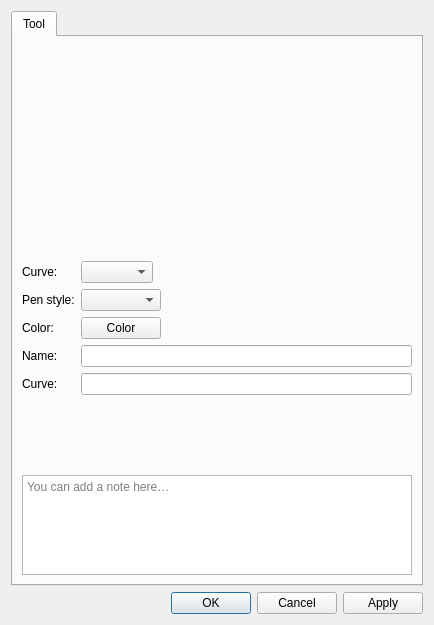
Above: src/libs/vtools/dialogs/tools/dialogparallelcurve.ui from equinox-patterns/Ostara before the change. Below: the same form after it.
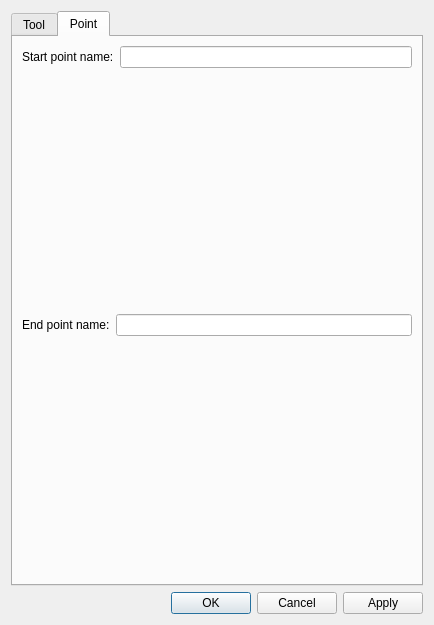
That is the form after the change. The open tabs and pages were chosen to show the change. Icons and pictures are not drawn. Custom widgets are drawn as their Qt base class.

Commit message: Add start/end points to ParallelCurve and GraduatedCurve

```diff
--- a/src/libs/vtools/dialogs/tools/dialogparallelcurve.ui
+++ b/src/libs/vtools/dialogs/tools/dialogparallelcurve.ui
@@ -192,6 +192,49 @@
        </item>
       </layout>
      </widget>
+     <widget class="QWidget" name="tabPoint">
+      <attribute name="title">
+       <string>Point</string>
+      </attribute>
+      <layout class="QVBoxLayout" name="verticalLayoutPoint">
+       <item>
+        <layout class="QFormLayout" name="formLayoutStartPoint">
+         <property name="fieldGrowthPolicy">
+          <enum>QFormLayout::ExpandingFieldsGrow</enum>
+         </property>
+         <item row="0" column="0">
+          <widget class="QLabel" name="labelStartPointName">
+           <property name="text">
+            <string>Start point name:</string>
+           </property>
+          </widget>
+         </item>
+         <item row="0" column="1">
+          <widget class="QLineEdit" name="lineEditStartPointName">
+          </widget>
+         </item>
+        </layout>
+       </item>
+       <item>
+        <layout class="QFormLayout" name="formLayoutEndPoint">
+         <property name="fieldGrowthPolicy">
+          <enum>QFormLayout::ExpandingFieldsGrow</enum>
+         </property>
+         <item row="0" column="0">
+          <widget class="QLabel" name="labelEndPointName">
+           <property name="text">
+            <string>End point name:</string>
+           </property>
+          </widget>
+         </item>
+         <item row="0" column="1">
+          <widget class="QLineEdit" name="lineEditEndPointName">
+          </widget>
+         </item>
+        </layout>
+       </item>
+      </layout>
+     </widget>
     </widget>
    </item>
    <item>
```
Left out of the diff: 23 changed lines with no effect on the pictures. The commit also changes 37 other files.
